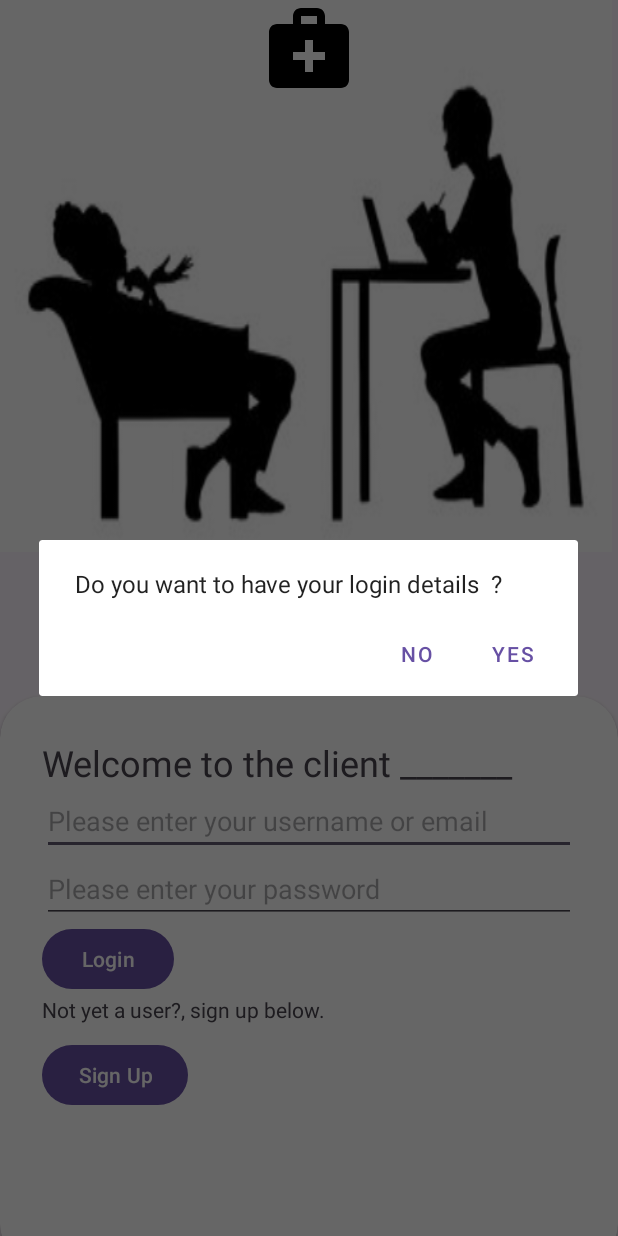
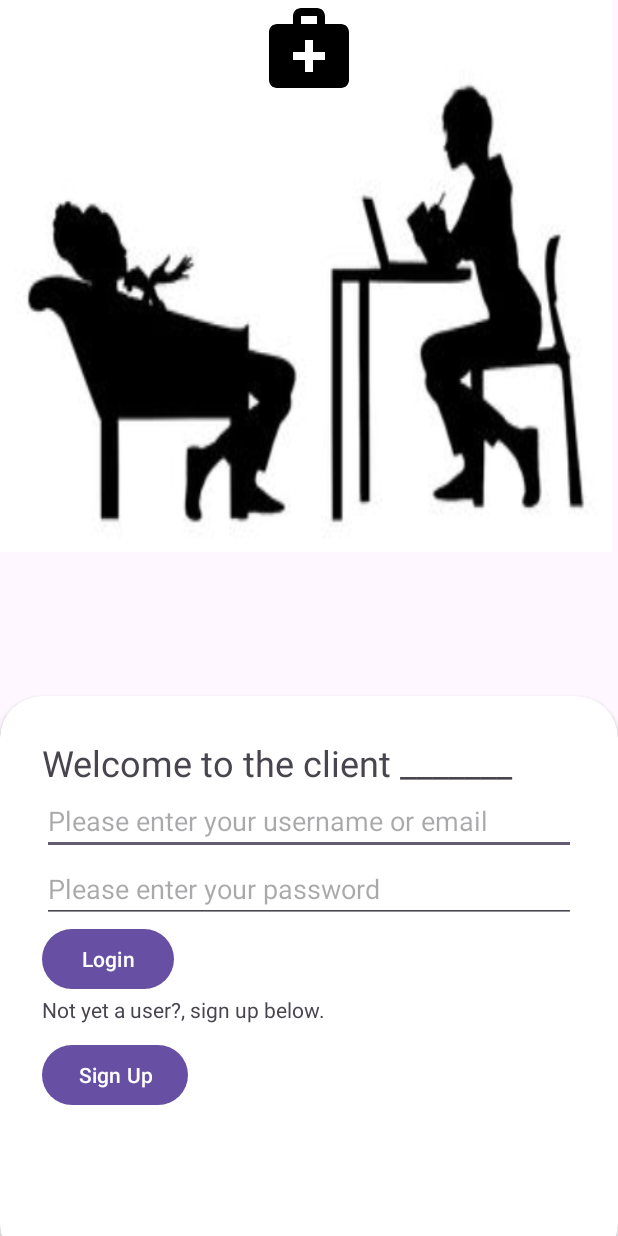
Before and after one commit to Gonts3/Mind-Support, an Android app: the ClientLoginActivity screen opened directly, with no data from a screen before it, after a tap on "Login", on a phone screen of 412 x 824 dp. Run offline under Robolectric (Android 15) with nearby library versions, the phone set to English and light mode, and no system bars; 2 statements that could not run were skipped.

Commit message:
Registration and login for all users is now working. After loggin in you are taken to either a client or counselor activity/screen you can change such martin

```diff
--- a/app/build.gradle.kts
+++ b/app/build.gradle.kts
@@ -38,7 +38,7 @@ dependencies {
     implementation(libs.activity)
     implementation(libs.constraintlayout)
     implementation(libs.okhttp)
-
+    implementation(libs.okhttp.urlconnection)
     testImplementation(libs.junit)
     androidTestImplementation(libs.ext.junit)
     androidTestImplementation(libs.espresso.core)
--- a/app/src/main/java/com/ultimate/mindsupport/ClientLoginActivity.java
+++ b/app/src/main/java/com/ultimate/mindsupport/ClientLoginActivity.java
@@ -1,6 +1,7 @@
 package com.ultimate.mindsupport;
 
 import android.animation.ObjectAnimator;
+import android.app.Activity;
 import android.app.AlertDialog;
 import android.content.DialogInterface;
 import android.content.Intent;
@@ -12,16 +13,27 @@ import android.widget.EditText;
 import android.widget.Toast;
 
 import androidx.activity.EdgeToEdge;
+import androidx.annotation.NonNull;
 import androidx.appcompat.app.AppCompatActivity;
 import androidx.cardview.widget.CardView;
 import androidx.core.graphics.Insets;
 import androidx.core.view.ViewCompat;
 import androidx.core.view.WindowInsetsCompat;
 
+import java.io.IOException;
+
+import okhttp3.Call;
+import okhttp3.Callback;
+import okhttp3.FormBody;
+import okhttp3.OkHttpClient;
+import okhttp3.Request;
+import okhttp3.RequestBody;
+import okhttp3.Response;
+
 public class ClientLoginActivity extends AppCompatActivity {
 
     CardView signUp,otpCard,signIn;
-    EditText txtClientEmail,txtClientUsername,txtClientPassword,txtOtp;
+    EditText txtClientEmail,txtClientUsername,txtClientPassword,txtOtp,textUser,textEmail,textPassword;
     String token;
 
 
@@ -47,6 +59,9 @@ public class ClientLoginActivity extends AppCompatActivity {
         txtClientEmail = findViewById(R.id.newClientEmail);
         txtClientUsername = findViewById(R.id.newClientUsername);
         txtClientPassword = findViewById(R.id.newClientPassword);
+        //textUser = findViewById(R.id.username);
+        textEmail = findViewById(R.id.username);
+        textPassword = findViewById(R.id.password);
         txtOtp = findViewById(R.id.newOtp);
     }
 
@@ -63,28 +78,25 @@ public class ClientLoginActivity extends AppCompatActivity {
         signUp.setVisibility(View.GONE);//CHANGED TO GONE
     }
 
-    public void saveDetails(View v /*,boolean saveLogin*/){
-        AlertDialog.Builder builder = new AlertDialog.Builder(this);
-        builder.setMessage("Do you want to have your login details  ?");
-        builder.setCancelable(false);
+    public void doClientLogin(View v){
+        //String username = txtClientUsername.getText().toString();
+        String password = textPassword.getText().toString();
+        String email = textEmail.getText().toString();
 
-        builder.setPositiveButton("Yes", (dialog, which) -> {
-            // When the user click yes button then app will take to anada sscreen
-            Intent intent = new Intent(this, ClientScreen.class);
-            startActivity(intent);
+        LoginManager.LoginUser(email, password, "client", new LoginManager.LoginCallback() {
+            @Override
+            public void onSuccess(String message) {
+                Intent intent = new Intent(ClientLoginActivity.this, CouncillorScreen.class);
+                startActivity(intent);
+            }
+            @Override
+            public void onFailure(String error) {
+                runOnUiThread(() ->
+                        Toast.makeText(ClientLoginActivity.this,error, Toast.LENGTH_LONG).show()
+                );
+            }
         });
-        // Set the Negative button with No name Lambda
-        // OnClickListener method is use of DialogInterface interface.
-        builder.setNegativeButton("No", (DialogInterface.OnClickListener) (dialog, which) -> {
-            // If user click no then dialog box is canceled.
-            dialog.cancel();
-            Intent intent = new Intent(this, ClientScreen.class);
-            startActivity(intent);
-        });
-        AlertDialog alertDialog = builder.create();
-        alertDialog.show();
     }
-
     public void otpCard(View v){
         String username = txtClientUsername.getText().toString();
         String email = txtClientEmail.getText().toString();
@@ -120,10 +132,6 @@ public class ClientLoginActivity extends AppCompatActivity {
         });
 
     }
-
-
-
-
     public void doSend(View v){
         String email = txtClientEmail.getText().toString();
 
@@ -139,7 +147,12 @@ public class ClientLoginActivity extends AppCompatActivity {
             }
         });
     }
-
+    private void clearCounsellorInputFields() {
+        txtClientEmail.setText("");
+        txtClientUsername.setText("");
+        txtClientPassword.setText("");
+        txtOtp.setText("");
+    }
     public void doVerify(View v){
         String otp = txtOtp.getText().toString();
 
@@ -154,10 +167,7 @@ public class ClientLoginActivity extends AppCompatActivity {
                     signUp.setVisibility(View.GONE);
 
                     // Clear all input fields
-                    txtClientEmail.setText("");
-                    txtClientUsername.setText("");
-                    txtClientPassword.setText("");
-                    txtOtp.setText("");
+                    clearCounsellorInputFields();
                 }
             });
             }
--- a/app/src/main/java/com/ultimate/mindsupport/ClientRegistrationManager.java
+++ b/app/src/main/java/com/ultimate/mindsupport/ClientRegistrationManager.java
@@ -15,7 +15,7 @@ import okhttp3.Response;
 
 public class ClientRegistrationManager {
     private static final String REGISTER_URL = "https://lamp.ms.wits.ac.za/home/s2841286/client_register.php";
-    private static final OkHttpClient client = new OkHttpClient();
+    private static final OkHttpClient client = HTTPClient.getClient();
 
     public interface RegistrationCallback {
         void onSuccess(String message);
--- /dev/null
+++ b/app/src/main/java/com/ultimate/mindsupport/HTTPClient.java
@@ -0,0 +1,23 @@
+package com.ultimate.mindsupport;
+
+import java.net.CookieManager;
+import java.net.CookiePolicy;
+
+import okhttp3.JavaNetCookieJar;
+import okhttp3.OkHttpClient;
+
+public class HTTPClient {
+    private static OkHttpClient client;
+
+    public static OkHttpClient getClient() {
+        if (client == null) {
+            CookieManager cookieManager = new CookieManager();
+            cookieManager.setCookiePolicy(CookiePolicy.ACCEPT_ALL);
+
+            client = new OkHttpClient.Builder()
+                    .cookieJar(new JavaNetCookieJar(cookieManager))
+                    .build();
+        }
+        return client;
+    }
+}
--- a/app/src/main/java/com/ultimate/mindsupport/LoginManager.java
+++ b/app/src/main/java/com/ultimate/mindsupport/LoginManager.java
@@ -12,7 +12,7 @@ import okhttp3.Response;
 
 public class LoginManager {
     private static final String LOGIN_URL = "https://lamp.ms.wits.ac.za/home/s2841286/login.php";
-    private static final OkHttpClient client = new OkHttpClient();
+    private static final OkHttpClient client = HTTPClient.getClient();
 
     public interface LoginCallback {
         void onSuccess(String message);
--- a/app/src/main/res/layout/client_activity_login.xml
+++ b/app/src/main/res/layout/client_activity_login.xml
@@ -63,7 +63,7 @@
                 android:id="@+id/clientLogin"
                 android:layout_width="wrap_content"
                 android:layout_height="wrap_content"
-                android:onClick="saveDetails"
+                android:onClick="doClientLogin"
                 android:text="Login" />
 
             <TextView
@@ -91,7 +91,7 @@
         android:layout_alignParentBottom="true"
         android:layout_marginBottom="-20dp"
         android:elevation="10dp"
-        android:visibility="visible"
+        android:visibility="invisible"
         app:cardCornerRadius="28dp">
 
 
--- a/gradle/libs.versions.toml
+++ b/gradle/libs.versions.toml
@@ -18,6 +18,7 @@ material = { group = "com.google.android.material", name = "material", version.r
 activity = { group = "androidx.activity", name = "activity", version.ref = "activity" }
 constraintlayout = { group = "androidx.constraintlayout", name = "constraintlayout", version.ref = "constraintlayout" }
 okhttp = { module = "com.squareup.okhttp3:okhttp", version.ref = "okhttp" }
+okhttp-urlconnection = { module = "com.squareup.okhttp3:okhttp-urlconnection", version.ref = "okhttp" }
 
 [plugins]
 android-application = { id = "com.android.application", version.ref = "agp" }
```
Also changed, not shown: app/src/main/java/com/ultimate/mindsupport/CounsellorLoginActivity.java (+128 -12 lines), app/src/main/java/com/ultimate/mindsupport/CounsellorRegistrationManager.java (+13 -3 lines), app/src/main/java/com/ultimate/mindsupport/EmailVerification.java (+15 -15 lines), app/src/main/res/layout/activity_counsellor_login.xml (+7 -7 lines).
